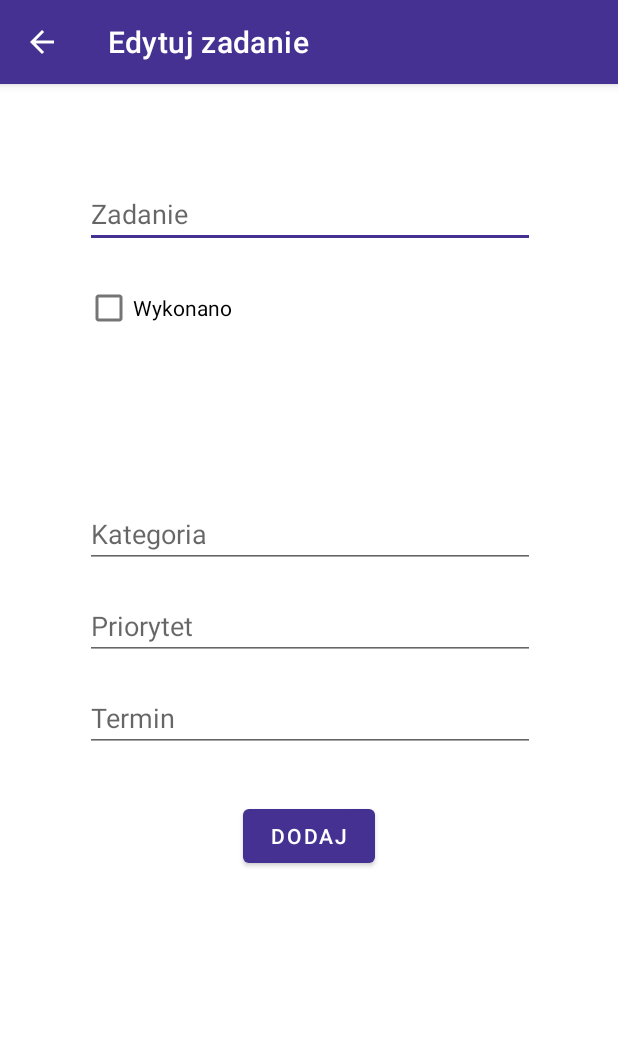
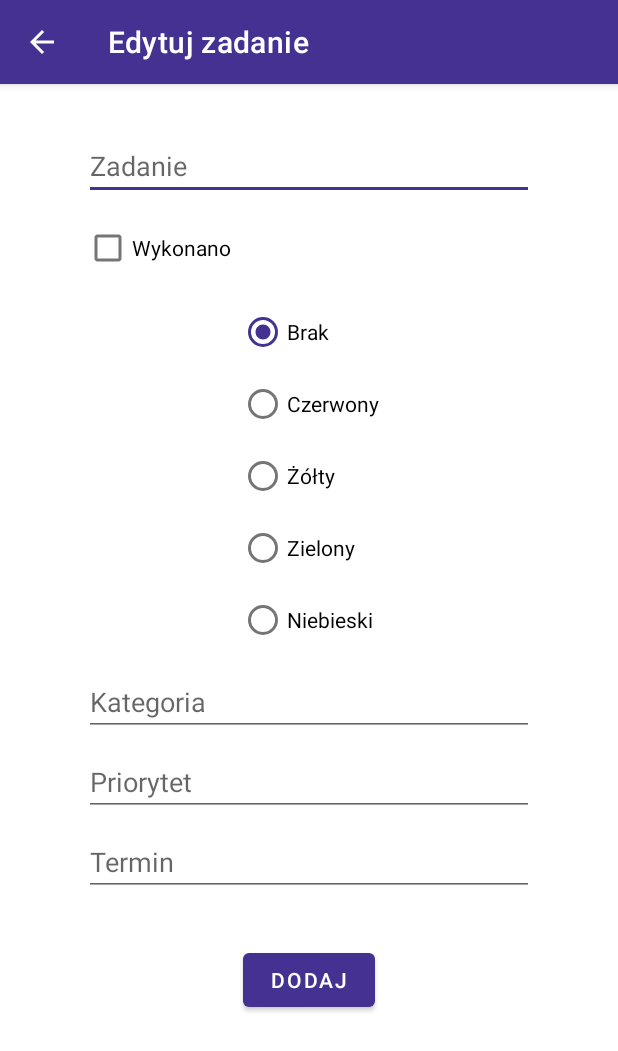
Before and after one commit to miskyy7507/nexttasks, an Android app: the TaskEditActivity screen opened directly, with no data from a screen before it, on a phone screen of 412 x 824 dp. Shown: the top 1051 px of the screen. Run offline under Robolectric (Android 15) with nearby library versions, the phone set to English and light mode, and no system bars.

Commit message:
Add radio buttons to choose task tab color

```diff
--- a/app/src/main/java/com/mm/nexttasks/TaskEditActivity.kt
+++ b/app/src/main/java/com/mm/nexttasks/TaskEditActivity.kt
@@ -20,16 +20,24 @@ class TaskEditActivity : AppCompatActivity() {
         val priorityInput = binding.taskPriorityInput
         val taskTermInput = binding.taskTermInput
         val addButton = binding.addButton
-
+        val colorPickerRadios = binding.colorPicker
 
 
         addButton.setOnClickListener {
+            val colorChosen = when (colorPickerRadios.checkedRadioButtonId) {
+                R.id.colorRedChoice -> R.color.task_tab_color_red
+                R.id.colorYellowChoice -> R.color.task_tab_color_yellow
+                R.id.colorGreenChoice -> R.color.task_tab_color_green
+                R.id.colorBlueChoice -> R.color.task_tab_color_blue
+                else -> R.color.task_tab_color_gray
+            }
+
             val task = TaskModel(
                 titleInput.text.toString().trim(),
                 taskDoneCheckbox.isChecked,
                 categoryInput.text.toString().trim(),
                 priorityInput.text.toString().trim(),
-                getColor(R.color.task_tab_color_yellow),
+                getColor(colorChosen),
                 taskTermInput.text.toString().toInt()
             )
 
--- a/app/src/main/res/layout/activity_task_edit.xml
+++ b/app/src/main/res/layout/activity_task_edit.xml
@@ -11,54 +11,99 @@
         android:id="@+id/taskTitleInput"
         android:layout_width="300dp"
         android:layout_height="wrap_content"
-        android:layout_marginTop="64dp"
+        android:layout_marginTop="32dp"
         android:ems="10"
         android:hint="Zadanie"
         android:inputType="text"
-        app:layout_constraintBottom_toTopOf="@+id/taskDoneCheckbox"
         app:layout_constraintEnd_toEndOf="parent"
-        app:layout_constraintHorizontal_bias="0.504"
         app:layout_constraintStart_toStartOf="parent"
         app:layout_constraintTop_toTopOf="parent" />
+
+    <CheckBox
+        android:id="@+id/taskDoneCheckbox"
+        android:layout_width="300dp"
+        android:layout_height="wrap_content"
+        android:layout_marginTop="8dp"
+        android:text="Wykonano"
+        app:layout_constraintEnd_toEndOf="parent"
+        app:layout_constraintStart_toStartOf="parent"
+        app:layout_constraintTop_toBottomOf="@+id/taskTitleInput" />
+
+    <RadioGroup
+        android:id="@+id/colorPicker"
+        android:layout_width="wrap_content"
+        android:layout_height="wrap_content"
+        android:layout_marginTop="8dp"
+        app:layout_constraintEnd_toEndOf="parent"
+        app:layout_constraintStart_toStartOf="parent"
+        app:layout_constraintTop_toBottomOf="@+id/taskDoneCheckbox">
+
+        <RadioButton
+            android:id="@+id/colorNoneChoice"
+            android:layout_width="match_parent"
+            android:layout_height="wrap_content"
+            android:checked="true"
+            android:text="Brak" />
+
+        <RadioButton
+            android:id="@+id/colorRedChoice"
+            android:layout_width="match_parent"
+            android:layout_height="wrap_content"
+            android:text="Czerwony" />
+
+        <RadioButton
+            android:id="@+id/colorYellowChoice"
+            android:layout_width="match_parent"
+            android:layout_height="wrap_content"
+            android:text="Żółty" />
+
+        <RadioButton
+            android:id="@+id/colorGreenChoice"
+            android:layout_width="match_parent"
+            android:layout_height="wrap_content"
+            android:text="Zielony" />
+
+        <RadioButton
+            android:id="@+id/colorBlueChoice"
+            android:layout_width="match_parent"
+            android:layout_height="wrap_content"
+            android:text="Niebieski" />
+
+    </RadioGroup>
+
+    <EditText
+        android:id="@+id/taskCategoryInput"
+        android:layout_width="300dp"
+        android:layout_height="wrap_content"
+        android:layout_marginTop="8dp"
+        android:ems="10"
+        android:hint="Kategoria"
+        android:inputType="text"
+        app:layout_constraintEnd_toEndOf="parent"
+        app:layout_constraintStart_toStartOf="parent"
+        app:layout_constraintTop_toBottomOf="@+id/colorPicker" />
 
     <EditText
         android:id="@+id/taskPriorityInput"
         android:layout_width="300dp"
         android:layout_height="wrap_content"
-        android:layout_marginTop="16dp"
-        android:layout_marginBottom="16dp"
+        android:layout_marginTop="8dp"
         android:ems="10"
         android:hint="Priorytet"
         android:inputType="text"
-        app:layout_constraintBottom_toTopOf="@+id/taskTermInput"
         app:layout_constraintEnd_toEndOf="parent"
-        app:layout_constraintHorizontal_bias="0.504"
         app:layout_constraintStart_toStartOf="parent"
         app:layout_constraintTop_toBottomOf="@+id/taskCategoryInput" />
-
-    <EditText
-        android:id="@+id/taskCategoryInput"
-        android:layout_width="300dp"
-        android:layout_height="wrap_content"
-        android:layout_marginTop="104dp"
-        android:ems="10"
-        android:hint="Kategoria"
-        android:inputType="text"
-        app:layout_constraintEnd_toEndOf="parent"
-        app:layout_constraintHorizontal_bias="0.504"
-        app:layout_constraintStart_toStartOf="parent"
-        app:layout_constraintTop_toBottomOf="@+id/taskDoneCheckbox" />
 
     <EditText
         android:id="@+id/taskTermInput"
         android:layout_width="300dp"
         android:layout_height="wrap_content"
-        android:layout_marginTop="16dp"
+        android:layout_marginTop="8dp"
         android:ems="10"
         android:hint="Termin"
         android:inputType="text"
         app:layout_constraintEnd_toEndOf="parent"
-        app:layout_constraintHorizontal_bias="0.504"
         app:layout_constraintStart_toStartOf="parent"
         app:layout_constraintTop_toBottomOf="@+id/taskPriorityInput" />
 
@@ -69,21 +114,7 @@
         android:layout_marginTop="32dp"
         android:text="Dodaj"
         app:layout_constraintEnd_toEndOf="parent"
-        app:layout_constraintHorizontal_bias="0.501"
         app:layout_constraintStart_toStartOf="parent"
         app:layout_constraintTop_toBottomOf="@+id/taskTermInput" />
 
-    <CheckBox
-        android:id="@+id/taskDoneCheckbox"
-        android:layout_width="300dp"
-        android:layout_height="wrap_content"
-        android:layout_marginTop="16dp"
-        android:layout_marginBottom="104dp"
-        android:text="Wykonano"
-        app:layout_constraintBottom_toTopOf="@+id/taskCategoryInput"
-        app:layout_constraintEnd_toEndOf="parent"
-        app:layout_constraintHorizontal_bias="0.504"
-        app:layout_constraintStart_toStartOf="parent"
-        app:layout_constraintTop_toBottomOf="@+id/taskTitleInput" />
-
 </androidx.constraintlayout.widget.ConstraintLayout>
--- a/app/src/main/res/values/colors.xml
+++ b/app/src/main/res/values/colors.xml
@@ -17,4 +17,5 @@
     <color name="task_tab_color_yellow">#FFFFDD52</color>
     <color name="task_tab_color_green">#FF52FF8C</color>
     <color name="task_tab_color_blue">#FF5259FF</color>
+    <color name="task_tab_color_gray">#FFD9D9D9</color>
 </resources>
```
